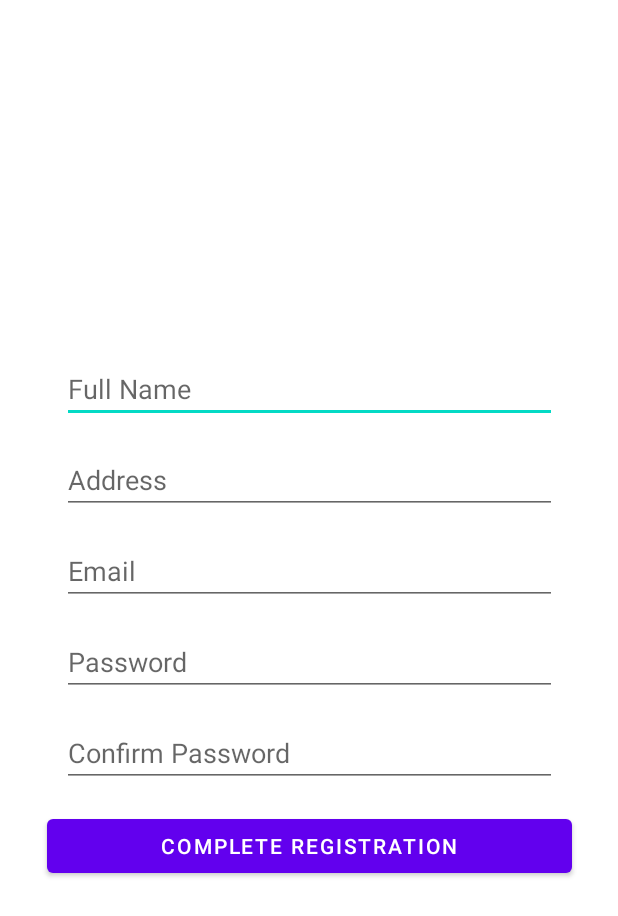
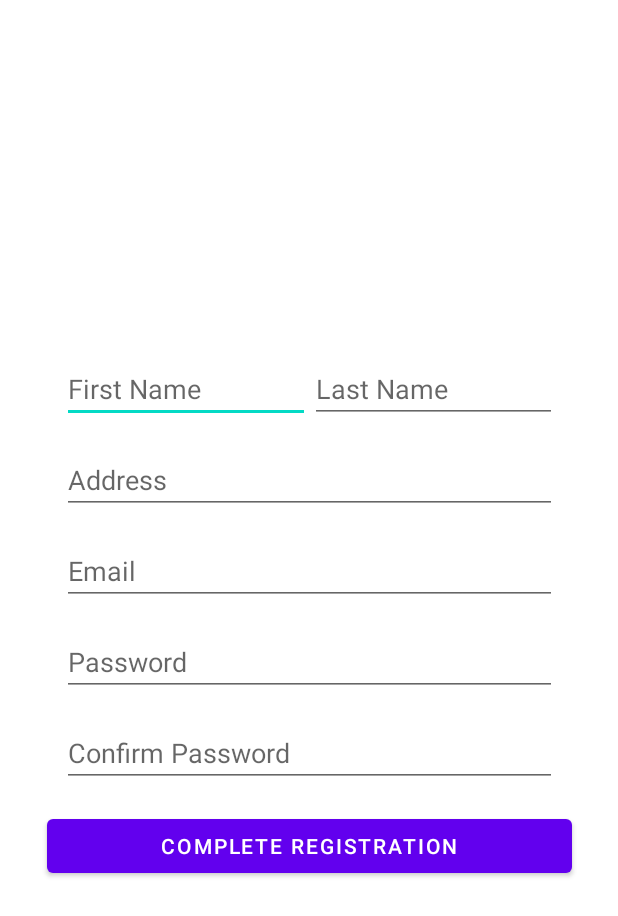
Before and after one commit to uOttawaSEGA2022/project-group-27, an Android app: the ClientActivity screen opened directly, with no data from a screen before it, on a phone screen of 412 x 824 dp. Shown: the top 916 px of the screen. Run offline under Robolectric (Android 15) with nearby library versions, the phone set to English and light mode, and no system bars; our stand-ins replace Firebase (no records; nobody signed in at launch, a user with empty details on screens opened directly).

Commit message:
Completed full Firebase intergration with authentication and realtime database; minor changes to UI and other Classes.

```diff
--- a/app/src/main/java/com/example/mealerapp/ClientActivity.java
+++ b/app/src/main/java/com/example/mealerapp/ClientActivity.java
@@ -21,7 +21,7 @@ import com.google.firebase.database.FirebaseDatabase;
 public class ClientActivity extends AppCompatActivity implements View.OnClickListener{
 
     private Button addPayment;
-    private EditText editTextName, editTextAddress, editTextEmail, editTextPassword, editTextConfirmPassword;
+    private EditText editTextFirstName, editTextLastName, editTextAddress, editTextEmail, editTextPassword, editTextConfirmPassword;
 
     private FirebaseAuth mAuth;
     private DatabaseReference mDatabase;
@@ -36,7 +36,8 @@ public class ClientActivity extends AppCompatActivity implements View.OnClickLis
         addPayment = (Button)findViewById(R.id.addPayment);
         addPayment.setOnClickListener(this);
 
-        editTextName = (EditText) findViewById(R.id.editTextName);
+        editTextFirstName = (EditText) findViewById(R.id.editTextFirstName);
+        editTextLastName = (EditText) findViewById(R.id.editTextLastName);
         editTextAddress = (EditText) findViewById(R.id.editTextAddress);
         editTextEmail = (EditText) findViewById(R.id.editTextEmail);
         editTextPassword = (EditText) findViewById(R.id.editTextPassword);
@@ -59,9 +60,8 @@ public class ClientActivity extends AppCompatActivity implements View.OnClickLis
 
     private void registerUser() {
 
-        String[] name = editTextName.getText().toString().trim().split(" ");
-        String firstName = name[0];
-        String lastName = name[1];
+        String firstName = editTextFirstName.getText().toString().trim();
+        String lastName = editTextLastName.getText().toString().trim();
         String address = editTextAddress.getText().toString();
         String email = editTextEmail.getText().toString();
         String password = editTextPassword.getText().toString();
@@ -72,7 +72,7 @@ public class ClientActivity extends AppCompatActivity implements View.OnClickLis
                     public void onComplete(@NonNull Task<AuthResult> task) {
                         if(task.isSuccessful()){
                             Client client = new Client(
-                                    "client",
+                                    "Client",
                                     firstName,
                                     lastName,
                                     address,
@@ -87,18 +87,18 @@ public class ClientActivity extends AppCompatActivity implements View.OnClickLis
                                         public void onComplete(@NonNull Task<Void> task) {
                                             if(task.isSuccessful()){
                                                 Toast.makeText(ClientActivity.this,
-                                                        "Registeration Succussful",
+                                                        "Registration Successful",
                                                         Toast.LENGTH_LONG).show();
                                             }else{
                                                 Toast.makeText(ClientActivity.this,
-                                                        "Registeration Failed",
+                                                        "Registration Failed " + task.getException().getMessage(),
                                                         Toast.LENGTH_LONG).show();
                                             }
                                         }
                                     });
                         }else{
                             Toast.makeText(ClientActivity.this,
-                                    "Registeration Failed",
+                                    "Registeration Failed " + task.getException().getMessage(),
                                     Toast.LENGTH_LONG).show();
                         }
                     }
--- a/app/src/main/java/com/example/mealerapp/MainActivity.java
+++ b/app/src/main/java/com/example/mealerapp/MainActivity.java
@@ -78,7 +78,7 @@ public class MainActivity extends AppCompatActivity implements View.OnClickListe
                             startActivity(new Intent(MainActivity.this, landingPage.class));
 
                         }else{
-                            Toast.makeText(MainActivity.this, "Invalid Login, " + task.getException().getMessage(), Toast.LENGTH_LONG);
+                            Toast.makeText(MainActivity.this, "Invalid Login", Toast.LENGTH_LONG).show();
                         }
                     }
                 });
--- a/app/src/main/res/layout/activity_client.xml
+++ b/app/src/main/res/layout/activity_client.xml
@@ -16,13 +16,29 @@
         app:layout_constraintStart_toStartOf="parent"
         app:layout_constraintTop_toTopOf="parent">
 
-        <EditText
-            android:id="@+id/editTextName"
+        <LinearLayout
             android:layout_width="330dp"
             android:layout_height="wrap_content"
-            android:ems="10"
-            android:hint="Full Name"
-            android:inputType="textPersonName" />
+            android:orientation="horizontal">
+
+            <EditText
+                android:id="@+id/editTextFirstName"
+                android:layout_width="wrap_content"
+                android:layout_height="wrap_content"
+                android:layout_weight="1"
+                android:ems="10"
+                android:hint="First Name"
+                android:inputType="textPersonName" />
+
+            <EditText
+                android:id="@+id/editTextLastName"
+                android:layout_width="wrap_content"
+                android:layout_height="wrap_content"
+                android:layout_weight="1"
+                android:ems="10"
+                android:hint="Last Name"
+                android:inputType="textPersonName" />
+        </LinearLayout>
 
         <Space
             android:layout_width="match_parent"
```
Also changed, not shown: app/src/main/java/com/example/mealerapp/User.java (+6 -3 lines), app/src/main/java/com/example/mealerapp/landingPage.java (+60 -1 lines), app/src/main/res/layout/activity_landing_page.xml (+18 -5 lines).
